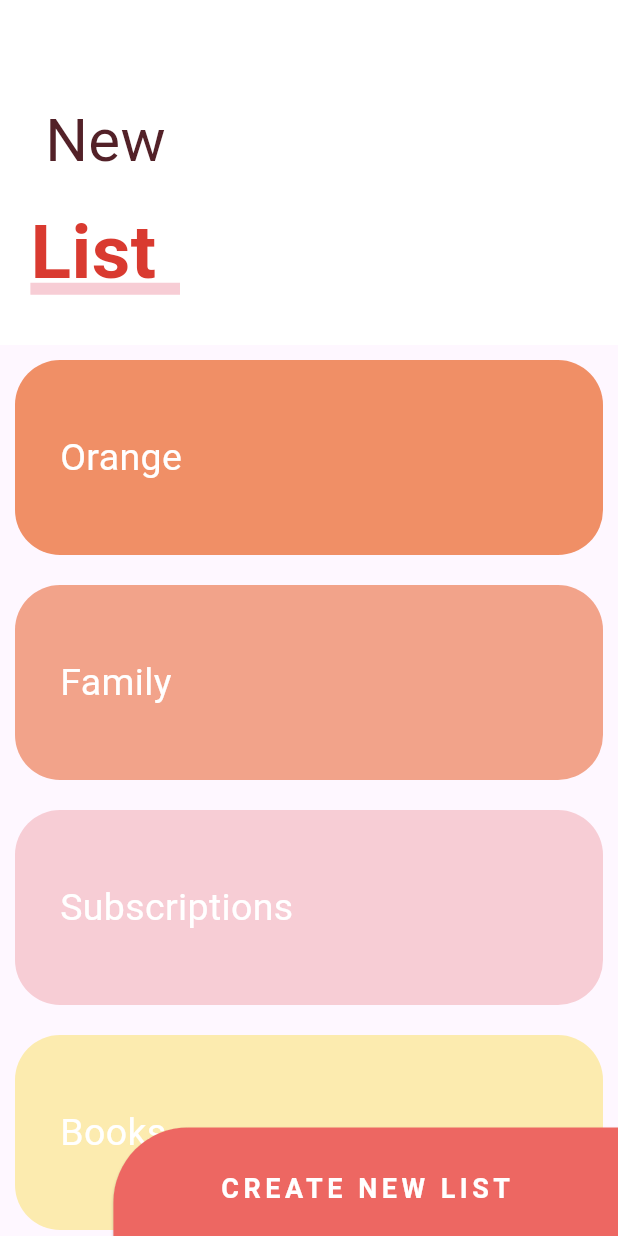
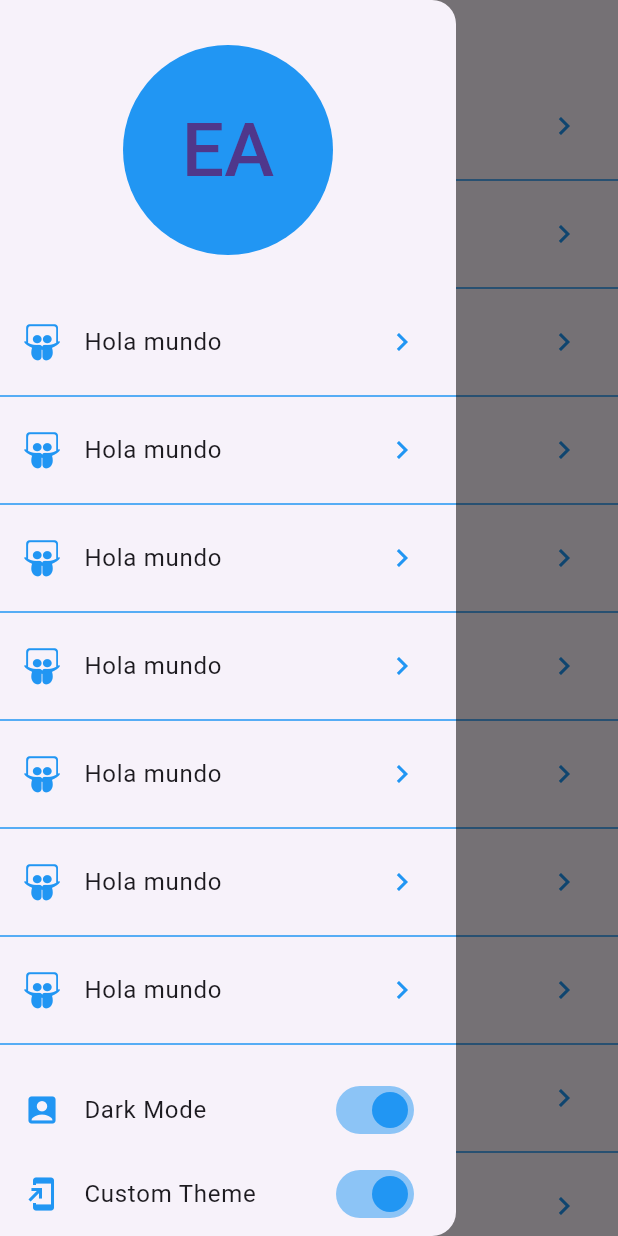
Before and after one commit to ErnestAlf222/animations-flutter, a Flutter app: the screen it shows after launch, with the side drawer open (before the commit the screen has no drawer), on a phone screen of 412 x 824 dp. Run offline on Flutter 3.47's test engine with Material 3 defaults, Android fonts, the phone set to English and light mode, and no system bars; our stand-ins replace animate_do, flutter_svg, font_awesome_flutter.

```diff
--- a/lib/main.dart
+++ b/lib/main.dart
@@ -1,7 +1,6 @@
 import 'package:animations/config/theme/app_theme.dart';
-import 'package:animations/pages/sliver_list_page.dart';
+import 'package:animations/pages/launcher_page.dart';
 import 'package:flutter/material.dart';
-
 
 void main() {
   runApp(const MainApp());
@@ -12,11 +11,11 @@ class MainApp extends StatelessWidget {
 
   @override
   Widget build(BuildContext context) {
-    return  MaterialApp(
+    return MaterialApp(
       debugShowCheckedModeBanner: false,
       theme: AppTheme().theme(),
       home: const Scaffold(
-        body:SliverListPage(),
+        body: LauncherPage(),
       ),
     );
   }
--- /dev/null
+++ b/lib/pages/launcher_page.dart
@@ -0,0 +1,98 @@
+import 'package:flutter/material.dart';
+import 'package:flutter/widgets.dart';
+import 'package:font_awesome_flutter/font_awesome_flutter.dart';
+
+class LauncherPage extends StatelessWidget {
+  const LauncherPage({super.key});
+
+  @override
+  Widget build(BuildContext context) {
+    return Scaffold(
+        appBar: AppBar(
+          centerTitle: true,
+          title: const Text('Diseños en Flutter'),
+        ),
+        drawer: const _MenuPrincipal(),
+        body: const _ListaOpciones());
+  }
+}
+
+// ? Lista de opciones
+class _ListaOpciones extends StatelessWidget {
+  const _ListaOpciones();
+
+  @override
+  Widget build(BuildContext context) {
+    return ListView.separated(
+      physics: const BouncingScrollPhysics(),
+      separatorBuilder: (context, index) => const Divider(color: Colors.blue),
+      itemBuilder: (context, index) => ListTile(
+        leading: const FaIcon(
+          FontAwesomeIcons.slideshare,
+          color: Colors.blue,
+        ),
+        title: const Text('Hola mundo'),
+        trailing: const Icon(
+          Icons.chevron_right,
+          color: Colors.blue,
+        ),
+        onTap: () {},
+      ),
+      itemCount: 20,
+    );
+  }
+}
+
+// ? Menú lateral
+class _MenuPrincipal extends StatelessWidget {
+  const _MenuPrincipal();
+
+  @override
+  Widget build(BuildContext context) {
+    return Drawer(
+      child: Column(
+        children: [
+          SafeArea(
+            child: Container(
+              padding: const EdgeInsets.all(30),
+              width: double.infinity,
+              height: 200,
+              child: const CircleAvatar(
+                backgroundColor: Colors.blue,
+                child: Text(
+                  'EA',
+                  style: TextStyle(fontSize: 50),
+                ),
+              ),
+            ),
+          ),
+          const Expanded(child: _ListaOpciones()),
+          ListTile(
+            leading: const Icon(
+              Icons.account_box,
+              color: Colors.blue,
+            ),
+            title: const Text('Dark Mode'),
+            trailing: Switch.adaptive(
+              value: true,
+              activeColor: Colors.blue,
+              onChanged: (value) {},
+            ),
+          ),
+          ListTile(
+            leading: const Icon(
+              Icons.add_to_home_screen,
+              color: Colors.blue,
+            ),
+            title: const Text('Custom Theme'),
+            trailing: Switch.adaptive(
+              value: true,
+              activeColor: Colors.blue,
+              onChanged: (value) {},
+            ),
+          ),
+        ],
+      ),
+    );
+  }
+}
```
